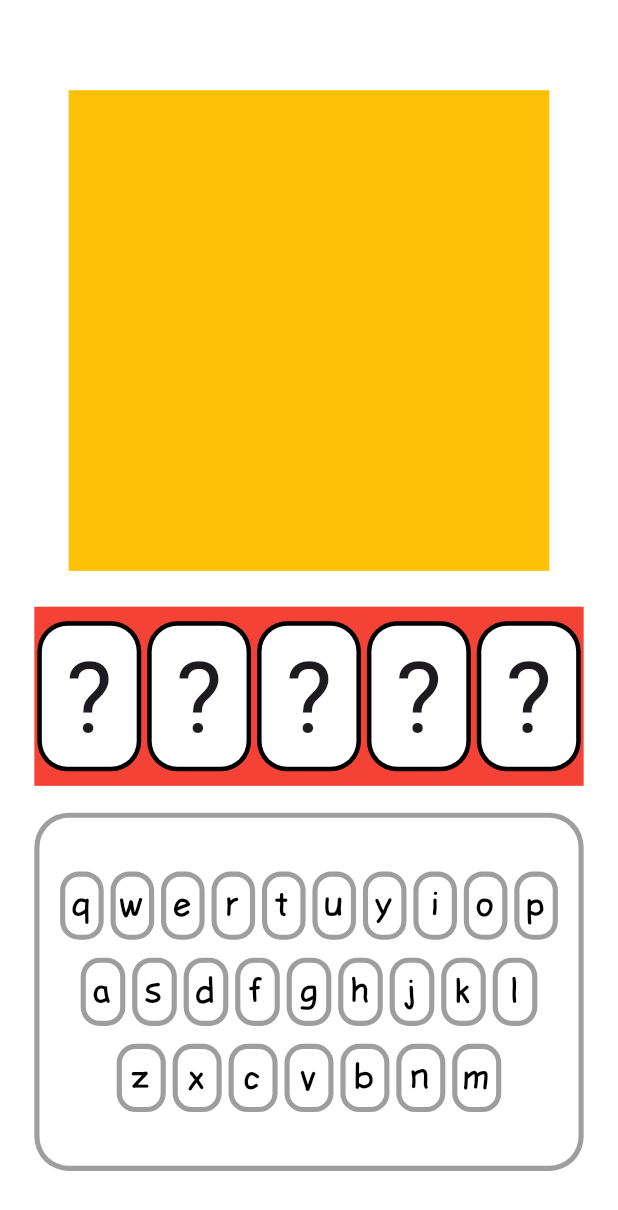
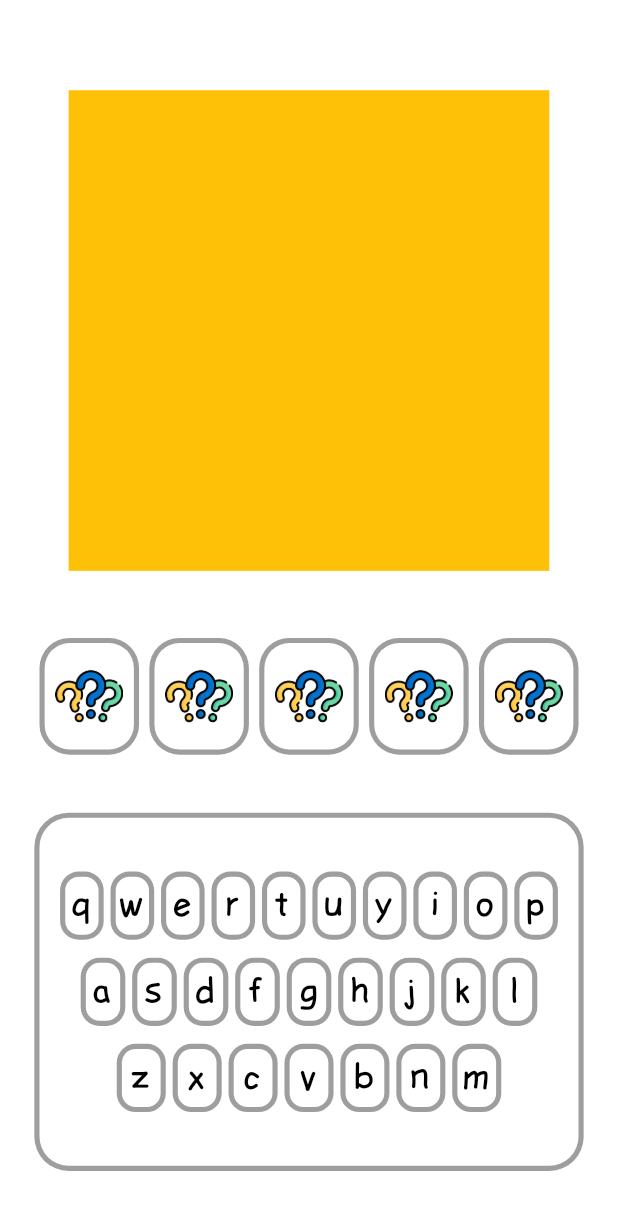
Before and after one commit to Mohand-2004/HANGMAN-Game, a Flutter app: the screen it shows after launch, on a phone screen of 412 x 824 dp. Shown: the top 1210 px of the screen. Run offline on Flutter 3.47's test engine with Material 3 defaults, Android fonts, the phone set to English and light mode, and no system bars; our stand-ins replace flutter_screenutil.

Commit message:
word container style

```diff
--- /dev/null
+++ b/lib/models/letter_container_style.dart
@@ -0,0 +1,21 @@
+import 'package:flutter/material.dart';
+
+class LetterContainerStyle{
+  final double radius;
+  final double? height;
+  final double? width;
+  final double boarderWidth;
+  final Color? backgroundColor;
+  final Color? boarderColor;
+
+  LetterContainerStyle(
+    {
+      this.backgroundColor = Colors.white,
+      this.boarderColor = Colors.black,
+      this.radius = 20,
+      this.boarderWidth = 3,
+      this.height,
+      this.width,
+    }
+  );
+}
--- a/lib/my packages/keyboard widget/keyboard_widget.dart
+++ b/lib/my packages/keyboard widget/widgets/keyboard_widget.dart
@@ -1,6 +1,6 @@
 import 'package:flutter/material.dart';
 import 'package:flutter_screenutil/flutter_screenutil.dart';
-import 'package:hang_man/my%20packages/keyboard%20widget/button.dart';
+import 'package:hang_man/my%20packages/keyboard%20widget/widgets/button.dart';
 import 'package:hang_man/my%20packages/keyboard%20widget/models/button_style.dart';
 
 
--- a/lib/screens/home_page.dart
+++ b/lib/screens/home_page.dart
@@ -1,6 +1,7 @@
 import 'package:flutter/material.dart';
 import 'package:flutter_screenutil/flutter_screenutil.dart';
-import 'package:hang_man/my%20packages/keyboard%20widget/keyboard_widget.dart';
+import 'package:hang_man/models/letter_container_style.dart';
+import 'package:hang_man/my%20packages/keyboard%20widget/widgets/keyboard_widget.dart';
 import 'package:hang_man/my%20packages/keyboard%20widget/models/button_style.dart';
 import 'package:hang_man/core_controller.dart';
 import 'package:hang_man/widgets/word_container.dart';
@@ -37,10 +38,17 @@ class _HomePageState extends State<HomePage> {
               margin: EdgeInsets.symmetric(horizontal: 15.w),
               width: MediaQuery.of(context).size.width,
               height: 100.h,
-              // radius: 15.r,
-              // boarderWidth: 3.sp,
-              // boarderColor: Colors.grey,
               backgroundColor: Colors.white,
+              spaceBetweenLetters: 3.w,
+              letterContainerStyle: LetterContainerStyle(
+                height: 68.r,
+                boarderColor: Colors.grey,
+                boarderWidth: 3.r,
+              ),
+              textStyle: const TextStyle(
+                color: Colors.black,
+                fontFamily: 'comic sans',
+              ),
             ),
 
             // space between
--- a/lib/widgets/word_container.dart
+++ b/lib/widgets/word_container.dart
@@ -1,50 +1,59 @@
 import 'package:flutter/material.dart';
+import 'package:hang_man/models/letter_container_style.dart';
 import 'package:hang_man/models/word.dart';
 import 'package:hang_man/widgets/boarderd_container.dart';
 
+// ignore: must_be_immutable
 class WordContainer extends StatelessWidget{
   final double? width;
   final double? height;
   final double spaceBetweenLetters;
-  // final double radius;
-  //final double boarderWidth;
   final EdgeInsetsGeometry? margin;
-  //final Color? boarderColor;
   final Color? backgroundColor;
+  LetterContainerStyle? letterContainerStyle;
+  final TextStyle? textStyle;
   final Word word;
-  const WordContainer(
+  WordContainer(
     {
       super.key,
       required this.word,
       this.width = double.infinity,
       this.height = 100,
-      //this.radius = 0,
-      //this.boarderWidth = 3,
-      //this.boarderColor = Colors.black,
       this.backgroundColor = Colors.white,
       this.spaceBetweenLetters = 2,
       this.margin,
+      this.letterContainerStyle,
+      this.textStyle,
     }
-  );
+  ){
+    letterContainerStyle ??= LetterContainerStyle();
+  }
   @override
   Widget build(BuildContext context) {
    return Container(
       width: width,
       height: height,
       margin: margin,
-      color: Colors.red,
+      color: backgroundColor,
       child: Row(
         children: word.lettes.map((letter) => Expanded(
           child: BoarderdContainer(
             margin: EdgeInsets.symmetric(horizontal: spaceBetweenLetters),
-            backgroundColor: Colors.white,
-            radius: 20,
-            boarderColor: Colors.black,
-            boarderWidth: 3,
+            backgroundColor: letterContainerStyle!.backgroundColor,
+            radius: letterContainerStyle!.radius,
+            boarderColor: letterContainerStyle!.boarderColor,
+            boarderWidth: letterContainerStyle!.boarderWidth,
+            height: letterContainerStyle!.height,
             child: SizedBox(
               child: FittedBox(
                 fit: BoxFit.contain,
-                child: Text(letter.appears ? '$letter' : '?'),
+                child: letter.appears ? Text(
+                  '$letter',
+                  style: textStyle,
+                ) : Padding(
+                  padding: const EdgeInsets.all(80),
+                  child: Image.asset('assets/images/5726532.png'),
+                )
               ),
             ),
           ),
```
Also changed, not shown: assets/images/5726532.png (added), lib/my packages/keyboard widget/widgets/button.dart (renamed from lib/my packages/keyboard widget/button.dart).
